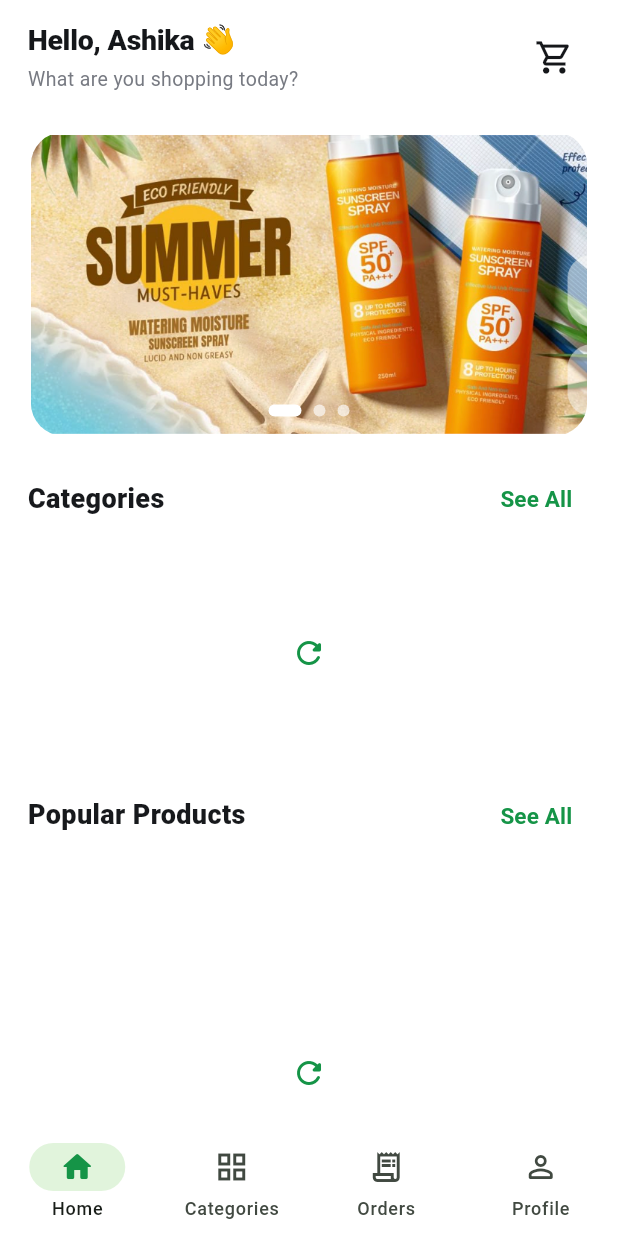
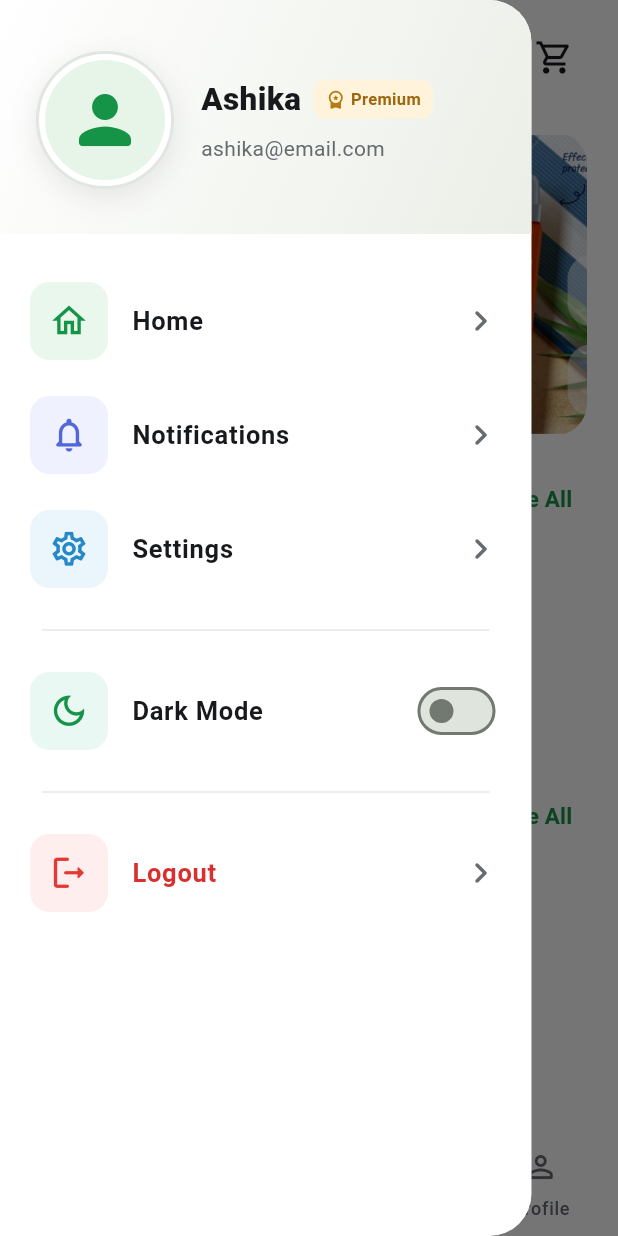
Before and after one commit to ashika34/clickshop, a Flutter app: the HomeView screen opened by its route, with the side drawer open (before the commit the screen has no drawer), on a phone screen of 412 x 824 dp. Run offline on Flutter 3.47's test engine with Material 3 defaults, Android fonts, the light colour scheme and no system bars; drawn by our look-alikes of carousel_slider; our stand-ins replace dio, flutter_riverpod, go_router, shared_preferences; accounts and stored records are empty; network calls fail.

Commit message:
app mode change

```diff
--- a/lib/Feature/Home/Category/view/category_view.dart
+++ b/lib/Feature/Home/Category/view/category_view.dart
@@ -67,7 +67,7 @@ class _CategoryCard extends StatelessWidget {
             width: 76,
             height: 76,
             decoration: BoxDecoration(
-              color: Colors.white,
+              color: Theme.of(context).colorScheme.surface,
               borderRadius: BorderRadius.circular(20),
               boxShadow: const [
                 BoxShadow(
@@ -91,8 +91,8 @@ class _CategoryCard extends StatelessWidget {
             softWrap: true,
             overflow: TextOverflow.ellipsis,
             textAlign: TextAlign.center,
-            style: const TextStyle(
-              color: Color(0xFF555960),
+            style: TextStyle(
+              color: Theme.of(context).colorScheme.onSurfaceVariant,
               fontSize: 12.5,
               fontWeight: FontWeight.w500,
             ),
--- a/lib/Feature/Home/home_view.dart
+++ b/lib/Feature/Home/home_view.dart
@@ -3,6 +3,7 @@ import 'package:click_shop/Feature/Home/My cart/viewmodel/cart_view_model.dart';
 import 'package:click_shop/Feature/Home/Productlisting/view/product_listing_view.dart';
 import 'package:click_shop/Feature/Home/widgets/bottom_nav_bar.dart';
 import 'package:click_shop/Feature/Home/widgets/home_slider.dart';
+import 'package:click_shop/Feature/Home/widgets/profile.dart';
 import 'package:click_shop/config/app_theme.dart';
 import 'package:click_shop/config/app_route.dart';
 import 'package:flutter/material.dart';
@@ -16,7 +17,8 @@ class HomeView extends ConsumerWidget {
   Widget build(BuildContext context, WidgetRef ref) {
     final cartItemCount = ref.watch(cartItemCountProvider);
     return Scaffold(
-      backgroundColor: Colors.white,
+      backgroundColor: Theme.of(context).scaffoldBackgroundColor,
+      drawer: const ProfileDrawer(),
       appBar: _HomeAppBar(cartItemCount: cartItemCount),
       bottomNavigationBar: const BottomNavBar(),
       body: LayoutBuilder(
@@ -46,8 +48,8 @@ class HomeView extends ConsumerWidget {
                       children: [
                         Text(
                           'Categories',
-                          style: const TextStyle(
-                            color: Color(0xFF17191C),
+                          style: TextStyle(
+                            color: Theme.of(context).colorScheme.onSurface,
                             fontSize: 18,
                             fontWeight: FontWeight.w800,
                           ),
@@ -94,7 +96,7 @@ class _HomeAppBar extends StatelessWidget implements PreferredSizeWidget {
   @override
   Widget build(BuildContext context) {
     return Material(
-      color: Colors.white,
+      color: Theme.of(context).colorScheme.surface,
       child: SafeArea(
         bottom: false,
         child: LayoutBuilder(
@@ -128,7 +130,7 @@ class _TopActions extends StatelessWidget {
   Widget build(BuildContext context) {
     return Row(
       children: [
-        const Expanded(
+        Expanded(
           child: Column(
             mainAxisSize: MainAxisSize.min,
             crossAxisAlignment: CrossAxisAlignment.start,
@@ -138,7 +140,7 @@ class _TopActions extends StatelessWidget {
                 maxLines: 1,
                 overflow: TextOverflow.ellipsis,
                 style: TextStyle(
-                  color: Color(0xFF15171A),
+                  color: Theme.of(context).colorScheme.onSurface,
                   fontSize: 19,
                   fontWeight: FontWeight.w800,
                   letterSpacing: -0.2,
@@ -150,7 +152,7 @@ class _TopActions extends StatelessWidget {
                 maxLines: 1,
                 overflow: TextOverflow.ellipsis,
                 style: TextStyle(
-                  color: Color(0xFF777A82),
+                  color: Theme.of(context).colorScheme.onSurfaceVariant,
                   fontSize: 13,
                   fontWeight: FontWeight.w400,
                 ),
@@ -211,7 +213,11 @@ class _HeaderIcon extends StatelessWidget {
       onPressed: onPressed,
       constraints: const BoxConstraints.tightFor(width: 40, height: 40),
       padding: const EdgeInsets.all(7),
-      icon: Icon(icon, size: 26, color: const Color(0xFF15171A)),
+      icon: Icon(
+        icon,
+        size: 26,
+        color: Theme.of(context).colorScheme.onSurface,
+      ),
     );
   }
 }
--- a/lib/Feature/Home/widgets/bottom_nav_bar.dart
+++ b/lib/Feature/Home/widgets/bottom_nav_bar.dart
@@ -25,9 +25,12 @@ class BottomNavBar extends ConsumerWidget {
 
     return NavigationBar(
       selectedIndex: selectedIndex,
-      onDestinationSelected: ref.read(bottomNavIndexProvider.notifier).select,
+      onDestinationSelected: (index) {
+        ref.read(bottomNavIndexProvider.notifier).select(index);
+        if (index == 3) Scaffold.of(context).openDrawer();
+      },
       height: 72,
-      backgroundColor: Colors.white,
+      backgroundColor: Theme.of(context).colorScheme.surface,
       indicatorColor: AppColors.lightGreen.withValues(alpha: 0.18),
       labelBehavior: NavigationDestinationLabelBehavior.alwaysShow,
       destinations: const [
--- a/lib/Feature/Home/widgets/profile.dart
+++ b/lib/Feature/Home/widgets/profile.dart
@@ -0,0 +1,294 @@
+import 'package:click_shop/Feature/Home/widgets/themechange.dart';
+import 'package:click_shop/config/app_route.dart';
+import 'package:click_shop/config/app_theme.dart';
+import 'package:flutter/material.dart';
+import 'package:flutter_riverpod/flutter_riverpod.dart';
+import 'package:go_router/go_router.dart';
+
+class ProfileDrawer extends ConsumerWidget {
+  const ProfileDrawer({super.key});
+
+  @override
+  Widget build(BuildContext context, WidgetRef ref) {
+    final darkMode = ref.watch(drawerDarkModeProvider);
+    final screenWidth = MediaQuery.sizeOf(context).width;
+    final drawerWidth = (screenWidth * 0.86).clamp(300.0, 410.0);
+
+    return Drawer(
+      width: drawerWidth,
+      elevation: 18,
+      shape: const RoundedRectangleBorder(
+        borderRadius: BorderRadius.horizontal(right: Radius.circular(28)),
+      ),
+      clipBehavior: Clip.antiAlias,
+      backgroundColor: Theme.of(context).colorScheme.surface,
+      child: SafeArea(
+        child: ListView(
+          padding: EdgeInsets.zero,
+          children: [
+            const _ProfileHeader(),
+            const SizedBox(height: 20),
+            _DrawerMenuItem(
+              icon: Icons.home_outlined,
+              iconColor: AppColors.darkGreen,
+              iconBackground: const Color(0xFFEAF7ED),
+              label: 'Home',
+              onTap: () {
+                Scaffold.of(context).closeDrawer();
+                context.go(AppRoutes.home);
+              },
+            ),
+            _DrawerMenuItem(
+              icon: Icons.notifications_none_rounded,
+              iconColor: const Color(0xFF5367D9),
+              iconBackground: const Color(0xFFF0F1FF),
+              label: 'Notifications',
+              onTap: () {},
+            ),
+            _DrawerMenuItem(
+              icon: Icons.settings_outlined,
+              iconColor: const Color(0xFF2588C8),
+              iconBackground: const Color(0xFFEAF6FC),
+              label: 'Settings',
+              onTap: () {},
+            ),
+            const Padding(
+              padding: EdgeInsets.symmetric(horizontal: 28, vertical: 8),
+              child: Divider(color: Color(0xFFE6E8E6)),
+            ),
+            _ThemeMenuItem(
+              enabled: darkMode,
+              onChanged: ref.read(drawerDarkModeProvider.notifier).toggle,
+            ),
+            const Padding(
+              padding: EdgeInsets.symmetric(horizontal: 28, vertical: 8),
+              child: Divider(color: Color(0xFFE6E8E6)),
+            ),
+            _DrawerMenuItem(
+              icon: Icons.logout_rounded,
+              iconColor: const Color(0xFFE53935),
+              iconBackground: const Color(0xFFFFEEEE),
+              label: 'Logout',
+              labelColor: const Color(0xFFD92F2F),
+              onTap: () => context.go(AppRoutes.login),
+            ),
+            const SizedBox(height: 24),
+          ],
+        ),
+      ),
+    );
+  }
+}
+
+class _ProfileHeader extends StatelessWidget {
+  const _ProfileHeader();
+
+  @override
+  Widget build(BuildContext context) {
+    return Container(
+      padding: const EdgeInsets.fromLTRB(24, 34, 20, 30),
+      decoration: BoxDecoration(
+        gradient: LinearGradient(
+          begin: Alignment.topLeft,
+          end: Alignment.bottomRight,
+          colors: [
+            Theme.of(context).colorScheme.surface,
+            Theme.of(context).colorScheme.surfaceContainer,
+          ],
+        ),
+      ),
+      child: Row(
+        children: [
+          Container(
+            width: 92,
+            height: 92,
+            padding: const EdgeInsets.all(4),
+            decoration: BoxDecoration(
+              color: Colors.white,
+              shape: BoxShape.circle,
+              border: Border.all(color: const Color(0xFFE1E6E1), width: 2),
+              boxShadow: const [
+                BoxShadow(
+                  color: Color(0x16000000),
+                  blurRadius: 16,
+                  offset: Offset(0, 5),
+                ),
+              ],
+            ),
+            child: const CircleAvatar(
+              backgroundColor: Color(0xFFE7F5E9),
+              child: Icon(
+                Icons.person_rounded,
+                size: 52,
+                color: AppColors.darkGreen,
+              ),
+            ),
+          ),
+          const SizedBox(width: 18),
+          Expanded(
+            child: Column(
+              crossAxisAlignment: CrossAxisAlignment.start,
+              children: [
+                Row(
+                  children: [
+                    Flexible(
+                      child: Text(
+                        'Ashika',
+                        maxLines: 1,
+                        overflow: TextOverflow.ellipsis,
+                        style: TextStyle(
+                          color: Theme.of(context).colorScheme.onSurface,
+                          fontSize: 21,
+                          fontWeight: FontWeight.w800,
+                        ),
+                      ),
+                    ),
+                    SizedBox(width: 8),
+                    const _PremiumBadge(),
+                  ],
+                ),
+                SizedBox(height: 8),
+                Text(
+                  'ashika@email.com',
+                  maxLines: 1,
+                  overflow: TextOverflow.ellipsis,
+                  style: TextStyle(
+                    color: Theme.of(context).colorScheme.onSurfaceVariant,
+                    fontSize: 14,
+                  ),
+                ),
+              ],
+            ),
+          ),
+        ],
+      ),
+    );
+  }
+}
+
+class _PremiumBadge extends StatelessWidget {
+  const _PremiumBadge();
+
+  @override
+  Widget build(BuildContext context) => Container(
+    padding: const EdgeInsets.symmetric(horizontal: 8, vertical: 5),
+    decoration: BoxDecoration(
+      color: const Color(0xFFFFF4DB),
+      borderRadius: BorderRadius.circular(8),
+    ),
+    child: const Row(
+      mainAxisSize: MainAxisSize.min,
+      children: [
+        Icon(
+          Icons.workspace_premium_rounded,
+          size: 14,
+          color: Color(0xFFB67C11),
+        ),
+        SizedBox(width: 3),
+        Text(
+          'Premium',
+          style: TextStyle(
+            color: Color(0xFF9B6710),
+            fontSize: 11,
+            fontWeight: FontWeight.w700,
+          ),
+        ),
+      ],
+    ),
+  );
+}
+
+class _DrawerMenuItem extends StatelessWidget {
+  const _DrawerMenuItem({
+    required this.icon,
+    required this.iconColor,
+    required this.iconBackground,
+    required this.label,
+    required this.onTap,
+    this.labelColor,
+  });
+
+  final IconData icon;
+  final Color iconColor;
+  final Color iconBackground;
+  final String label;
+  final Color? labelColor;
+  final VoidCallback onTap;
+
+  @override
+  Widget build(BuildContext context) => Padding(
+    padding: const EdgeInsets.symmetric(horizontal: 20, vertical: 5),
+    child: ListTile(
+      onTap: onTap,
+      contentPadding: EdgeInsets.zero,
+      minTileHeight: 66,
+      leading: Container(
+        width: 52,
+        height: 52,
+        alignment: Alignment.center,
+        decoration: BoxDecoration(
+          color: iconBackground,
+          borderRadius: BorderRadius.circular(13),
+        ),
+        child: Icon(icon, color: iconColor, size: 27),
+      ),
+      title: Text(
+        label,
+        style: TextStyle(
+          color: labelColor ?? Theme.of(context).colorScheme.onSurface,
+          fontSize: 17,
+          fontWeight: FontWeight.w600,
+        ),
+      ),
+      trailing: Icon(
+        Icons.chevron_right_rounded,
+        color: Theme.of(context).colorScheme.onSurfaceVariant,
+        size: 28,
+      ),
+    ),
+  );
+}
+
+class _ThemeMenuItem extends StatelessWidget {
+  const _ThemeMenuItem({required this.enabled, required this.onChanged});
+
+  final bool enabled;
+  final ValueChanged<bool> onChanged;
+
+  @override
+  Widget build(BuildContext context) => Padding(
+    padding: const EdgeInsets.symmetric(horizontal: 20, vertical: 5),
+    child: ListTile(
+      contentPadding: EdgeInsets.zero,
+      minTileHeight: 66,
+      leading: Container(
+        width: 52,
+        height: 52,
+        alignment: Alignment.center,
+        decoration: BoxDecoration(
+          color: const Color(0xFFEAF8F3),
+          borderRadius: BorderRadius.circular(13),
+        ),
+        child: const Icon(
+          Icons.dark_mode_outlined,
+          color: AppColors.darkGreen,
+          size: 27,
+        ),
+      ),
+      title: Text(
+        'Dark Mode',
+        style: TextStyle(
+          color: Theme.of(context).colorScheme.onSurface,
+          fontSize: 17,
+          fontWeight: FontWeight.w600,
+        ),
+      ),
+      trailing: Switch.adaptive(
+        value: enabled,
+        activeTrackColor: AppColors.darkGreen,
+        onChanged: onChanged,
+      ),
+      onTap: () => onChanged(!enabled),
+    ),
+  );
+}
--- a/lib/Feature/Home/widgets/themechange.dart
+++ b/lib/Feature/Home/widgets/themechange.dart
@@ -0,0 +1,12 @@
+import 'package:flutter_riverpod/flutter_riverpod.dart';
+
+final drawerDarkModeProvider = NotifierProvider<DrawerDarkModeController, bool>(
+  DrawerDarkModeController.new,
+);
+
+class DrawerDarkModeController extends Notifier<bool> {
+  @override
+  bool build() => false;
+
+  void toggle(bool enabled) => state = enabled;
+}
--- a/lib/core/widgets/skeleton_box.dart
+++ b/lib/core/widgets/skeleton_box.dart
@@ -42,13 +42,16 @@ class _SkeletonBoxState extends State<SkeletonBox>
 
   @override
   Widget build(BuildContext context) {
+    final skeletonColor = Theme.of(context).brightness == Brightness.dark
+        ? const Color(0xFF343936)
+        : const Color(0xFFE4E8E4);
     return FadeTransition(
       opacity: _opacity,
       child: Container(
         width: widget.width,
         height: widget.height,
         decoration: BoxDecoration(
-          color: const Color(0xFFE4E8E4),
+          color: skeletonColor,
           borderRadius: BorderRadius.circular(widget.borderRadius),
         ),
       ),
--- a/lib/main.dart
+++ b/lib/main.dart
@@ -1,6 +1,7 @@
 import 'package:click_shop/config/app_route.dart';
 import 'package:click_shop/config/app_theme.dart';
 import 'package:click_shop/core/storage.dart';
+import 'package:click_shop/Feature/Home/widgets/themechange.dart';
 import 'package:flutter/material.dart';
 import 'package:flutter_riverpod/flutter_riverpod.dart';
 import 'package:shared_preferences/shared_preferences.dart';
@@ -19,15 +20,21 @@ Future<void> main() async {
   );
 }
 
-class ClickShopApp extends StatelessWidget {
+class ClickShopApp extends ConsumerWidget {
   const ClickShopApp({super.key});
 
   @override
-  Widget build(BuildContext context) {
+  Widget build(BuildContext context, WidgetRef ref) {
+    final darkMode = ref.watch(drawerDarkModeProvider);
+
     return MaterialApp.router(
       title: 'Click Shop',
       debugShowCheckedModeBanner: false,
       theme: AppTheme.light,
+      darkTheme: AppTheme.dark,
+      themeMode: darkMode ? ThemeMode.dark : ThemeMode.light,
+      themeAnimationDuration: const Duration(milliseconds: 300),
+      themeAnimationCurve: Curves.easeInOut,
       routerConfig: appRouter,
     );
   }
```
Also changed, not shown: lib/Feature/Home/My cart/view/my_cart.dart (+36 -16 lines), lib/Feature/Home/My cart/viewmodel/cart_view_model.dart (+11 -0 lines), lib/Feature/Home/Productdetail/view/product_detail_view.dart (+34 -25 lines), lib/Feature/Home/Productlisting/view/product_listing_view.dart (+13 -11 lines), lib/Feature/LoginScreen/View/login_view.dart (+5 -3 lines), lib/config/app_theme.dart (+50 -3 lines).
